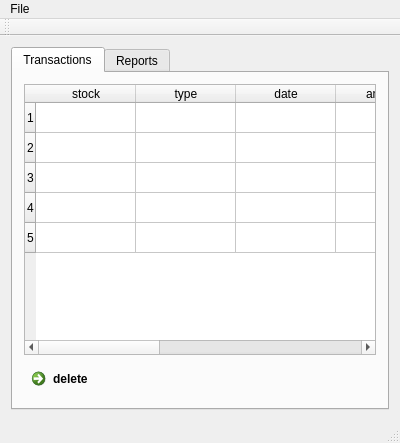
This is mainwindow.ui in tstaerk/bullware as Qt 5 draws it before an edit. The edited form follows.
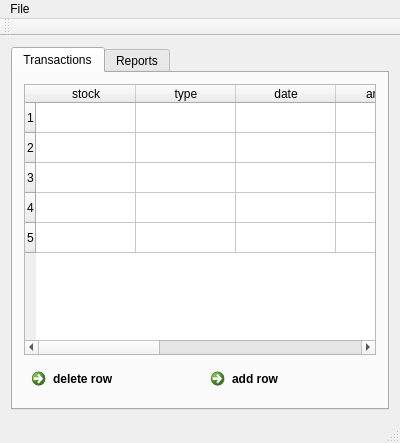
This is the edited form.

Commit message: Add button for adding a row.

Patch:
```diff
--- a/mainwindow.ui
+++ b/mainwindow.ui
@@ -25,7 +25,7 @@
         <string>Transactions</string>
        </attribute>
        <layout class="QGridLayout" name="gridLayout_2">
-        <item row="0" column="0">
+        <item row="0" column="0" colspan="2">
          <widget class="QTableWidget" name="tableWidget">
           <property name="rowCount">
            <number>5</number>
@@ -83,7 +83,14 @@
         <item row="1" column="0">
          <widget class="QCommandLinkButton" name="commandLinkButton">
           <property name="text">
-           <string>delete</string>
+           <string>delete row</string>
+          </property>
+         </widget>
+        </item>
+        <item row="1" column="1">
+         <widget class="QCommandLinkButton" name="commandLinkButton_2">
+          <property name="text">
+           <string>add row</string>
           </property>
          </widget>
         </item>
```
The commit also changes 2 other files.
